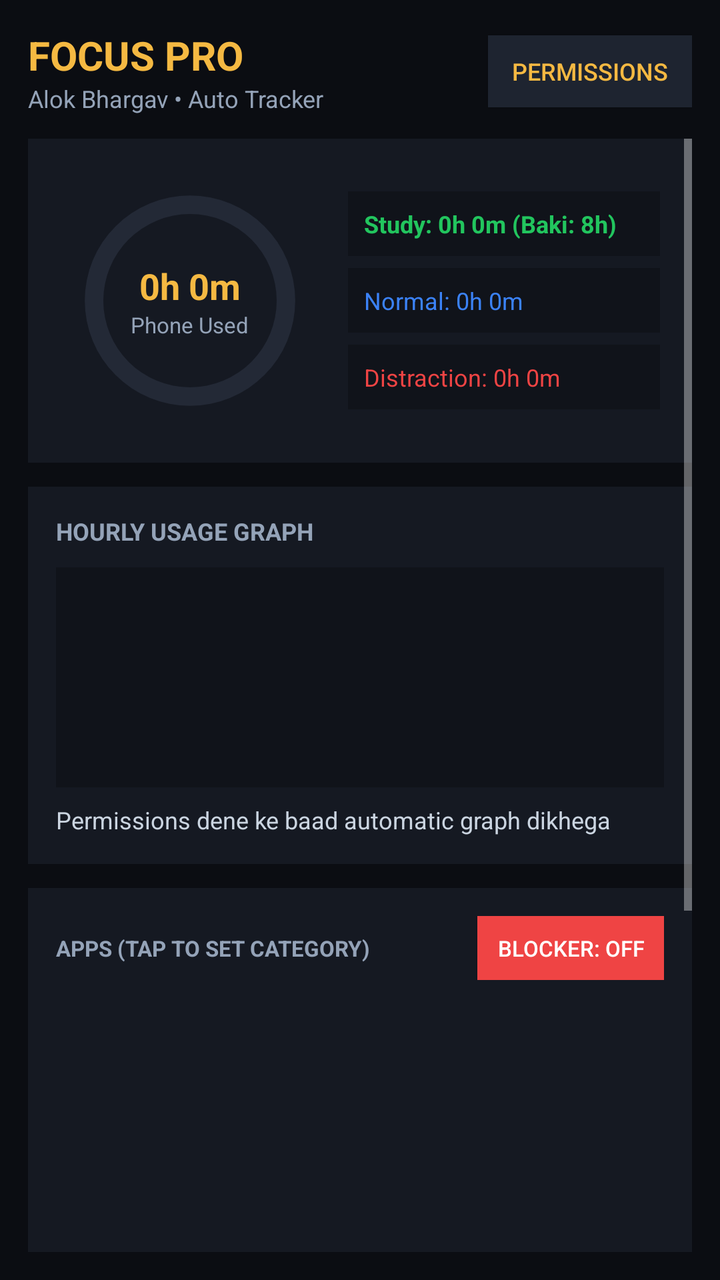
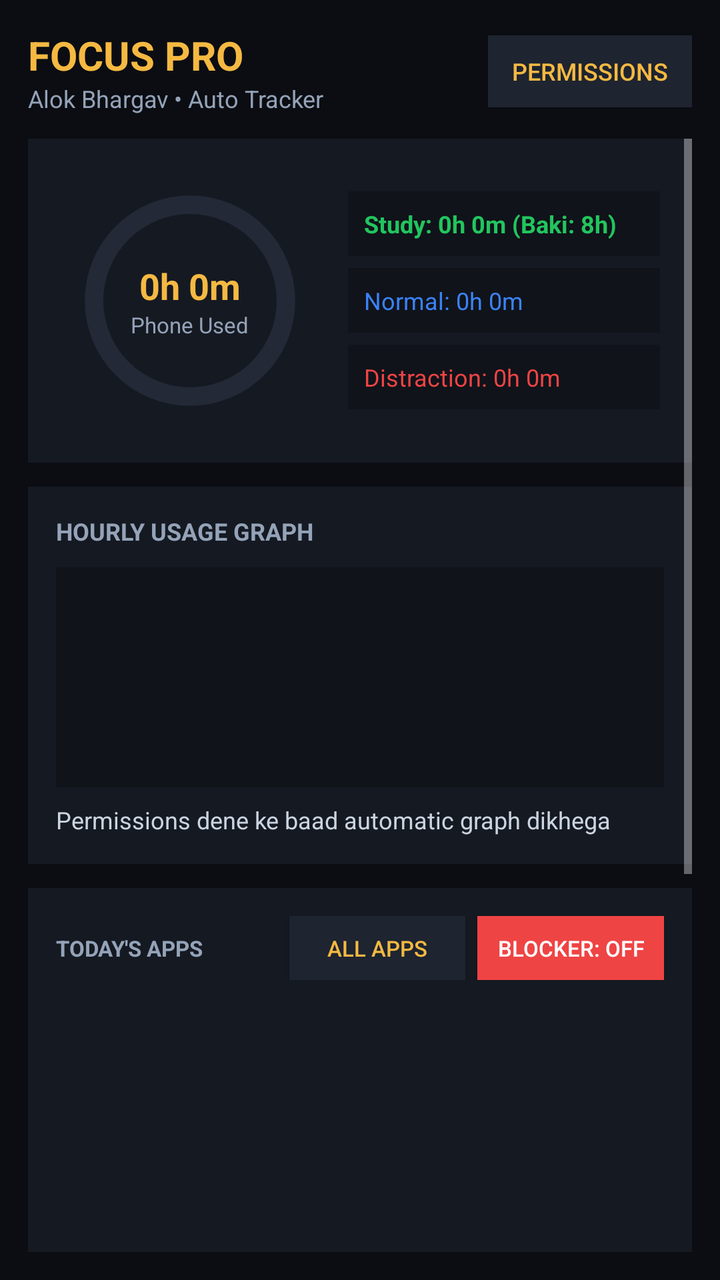

The first picture is an Android layout as it rendered before a commit; the second is the same layout after the commit. The layout source and the unified diff follow.
<!-- AndroidManifest.xml: application theme Theme.AppCompat.NoActionBar -->
<!-- res/layout/activity_main.xml -->
<?xml version="1.0" encoding="utf-8"?>
<LinearLayout xmlns:android="http://schemas.android.com/apk/res/android"
    android:layout_width="match_parent"
    android:layout_height="match_parent"
    android:background="#0B0D12"
    android:orientation="vertical"
    android:padding="14dp">

    
    <LinearLayout
        android:layout_width="match_parent"
        android:layout_height="wrap_content"
        android:gravity="center_vertical"
        android:orientation="horizontal"
        android:paddingBottom="12dp">

        <LinearLayout
            android:layout_width="0dp"
            android:layout_height="wrap_content"
            android:layout_weight="1"
            android:orientation="vertical">

            <TextView
                android:layout_width="wrap_content"
                android:layout_height="wrap_content"
                android:text="FOCUS PRO"
                android:textColor="#F5B942"
                android:textSize="20sp"
                android:textStyle="bold" />

            <TextView
                android:layout_width="wrap_content"
                android:layout_height="wrap_content"
                android:text="Alok Bhargav • Auto Tracker"
                android:textColor="#94A3B8"
                android:textSize="12sp" />
        </LinearLayout>

        <Button
            android:id="@+id/btn_permission"
            android:layout_width="wrap_content"
            android:layout_height="36dp"
            android:background="#1E2430"
            android:paddingLeft="12dp"
            android:paddingRight="12dp"
            android:text="Permissions"
            android:textColor="#F5B942"
            android:textSize="12sp" />
    </LinearLayout>

    <ScrollView
        android:layout_width="match_parent"
        android:layout_height="match_parent">

        <LinearLayout
            android:layout_width="match_parent"
            android:layout_height="wrap_content"
            android:orientation="vertical">

            
            <LinearLayout
                android:layout_width="match_parent"
                android:layout_height="wrap_content"
                android:layout_marginBottom="12dp"
                android:background="#151922"
                android:gravity="center_vertical"
                android:orientation="horizontal"
                android:padding="16dp">

                <RelativeLayout
                    android:layout_width="130dp"
                    android:layout_height="130dp"
                    android:gravity="center">

                    <ProgressBar
                        android:id="@+id/gold_circle"
                        style="?android:attr/progressBarStyleHorizontal"
                        android:layout_width="130dp"
                        android:layout_height="130dp"
                        android:indeterminate="false"
                        android:max="100"
                        android:progress="0"
                        android:progressDrawable="@drawable/gold_ring" />

                    <LinearLayout
                        android:layout_width="match_parent"
                        android:layout_height="match_parent"
                        android:gravity="center"
                        android:orientation="vertical">

                        <TextView
                            android:id="@+id/txt_total_hours"
                            android:layout_width="wrap_content"
                            android:layout_height="wrap_content"
                            android:text="0h 0m"
                            android:textColor="#F5B942"
                            android:textSize="18sp"
                            android:textStyle="bold" />

                        <TextView
                            android:layout_width="wrap_content"
                            android:layout_height="wrap_content"
                            android:text="Phone Used"
                            android:textColor="#94A3B8"
                            android:textSize="11sp" />
                    </LinearLayout>
                </RelativeLayout>

                <LinearLayout
                    android:layout_width="0dp"
                    android:layout_height="wrap_content"
                    android:layout_marginLeft="14dp"
                    android:layout_weight="1"
                    android:orientation="vertical">

                    <TextView
                        android:id="@+id/txt_study_time"
                        android:layout_width="match_parent"
                        android:layout_height="wrap_content"
                        android:background="#10131A"
                        android:padding="8dp"
                        android:text="Study: 0h 0m (Baki: 8h)"
                        android:textColor="#22C55E"
                        android:textSize="12sp"
                        android:textStyle="bold" />

                    <TextView
                        android:id="@+id/txt_normal_time"
                        android:layout_width="match_parent"
                        android:layout_height="wrap_content"
                        android:layout_marginTop="6dp"
                        android:background="#10131A"
                        android:padding="8dp"
                        android:text="Normal: 0h 0m"
                        android:textColor="#3B82F6"
                        android:textSize="12sp" />

                    <TextView
                        android:id="@+id/txt_distract_time"
                        android:layout_width="match_parent"
                        android:layout_height="wrap_content"
                        android:layout_marginTop="6dp"
                        android:background="#10131A"
                        android:padding="8dp"
                        android:text="Distraction: 0h 0m"
                        android:textColor="#EF4444"
                        android:textSize="12sp" />
                </LinearLayout>
            </LinearLayout>

            
            <LinearLayout
                android:layout_width="match_parent"
                android:layout_height="wrap_content"
                android:layout_marginBottom="12dp"
                android:background="#151922"
                android:orientation="vertical"
                android:padding="14dp">

                <TextView
                    android:layout_width="wrap_content"
                    android:layout_height="wrap_content"
                    android:text="HOURLY USAGE GRAPH"
                    android:textColor="#94A3B8"
                    android:textSize="12sp"
                    android:textStyle="bold" />

                <LinearLayout
                    android:id="@+id/chart_container"
                    android:layout_width="match_parent"
                    android:layout_height="110dp"
                    android:layout_marginTop="10dp"
                    android:background="#10131A"
                    android:gravity="bottom"
                    android:orientation="horizontal"
                    android:padding="8dp" />

                <TextView
                    android:id="@+id/txt_graph_insight"
                    android:layout_width="match_parent"
                    android:layout_height="wrap_content"
                    android:layout_marginTop="8dp"
                    android:text="Permissions dene ke baad automatic graph dikhega"
                    android:textColor="#CBD5E1"
                    android:textSize="12sp" />
            </LinearLayout>

            
            <LinearLayout
                android:layout_width="match_parent"
                android:layout_height="wrap_content"
                android:background="#151922"
                android:orientation="vertical"
                android:padding="14dp">

                <LinearLayout
                    android:layout_width="match_parent"
                    android:layout_height="wrap_content"
                    android:gravity="center_vertical"
                    android:orientation="horizontal">

                    <TextView
                        android:layout_width="0dp"
                        android:layout_height="wrap_content"
                        android:layout_weight="1"
                        android:text="APPS (TAP TO SET CATEGORY)"
                        android:textColor="#94A3B8"
                        android:textSize="11sp"
                        android:textStyle="bold" />

                    <Button
                        android:id="@+id/btn_blocker_toggle"
                        android:layout_width="wrap_content"
                        android:layout_height="32dp"
                        android:background="#EF4444"
                        android:paddingLeft="10dp"
                        android:paddingRight="10dp"
                        android:text="Blocker: OFF"
                        android:textColor="#FFFFFF"
                        android:textSize="11sp" />
                </LinearLayout>

                <ListView
                    android:id="@+id/list_apps"
                    android:layout_width="match_parent"
                    android:layout_height="360dp"
                    android:layout_marginTop="8dp"
                    android:divider="#232936"
                    android:dividerHeight="1dp" />
            </LinearLayout>

        </LinearLayout>
    </ScrollView>
</LinearLayout>
<!-- resources referenced by this layout -->
<resources>
  <!-- drawable gold_ring (drawable) -->
  <?xml version="1.0" encoding="utf-8"?>
  <layer-list xmlns:android="http://schemas.android.com/apk/res/android">
      <item android:id="@android:id/background">
          <shape android:shape="ring" android:thicknessRatio="14" android:useLevel="false">
              <solid android:color="#232936" />
          </shape>
      </item>
      <item android:id="@android:id/progress">
          <rotate android:fromDegrees="270" android:toDegrees="270">
              <shape android:shape="ring" android:thicknessRatio="14" android:useLevel="true">
                  <solid android:color="#F5B942" />
              </shape>
          </rotate>
      </item>
  </layer-list>
</resources>

<!-- the commit's change to res/layout/activity_main.xml (unified diff, before → after) -->
@@ -200,13 +200,26 @@
                     android:orientation="horizontal">
 
                     <TextView
+                        android:id="@+id/txt_list_title"
                         android:layout_width="0dp"
                         android:layout_height="wrap_content"
                         android:layout_weight="1"
-                        android:text="APPS (TAP TO SET CATEGORY)"
+                        android:text="TODAY'S APPS"
                         android:textColor="#94A3B8"
                         android:textSize="11sp"
                         android:textStyle="bold" />
+
+                    <Button
+                        android:id="@+id/btn_all_apps"
+                        android:layout_width="wrap_content"
+                        android:layout_height="32dp"
+                        android:layout_marginRight="6dp"
+                        android:background="#1E2430"
+                        android:paddingLeft="10dp"
+                        android:paddingRight="10dp"
+                        android:text="All Apps"
+                        android:textColor="#F5B942"
+                        android:textSize="11sp" />
 
                     <Button
                         android:id="@+id/btn_blocker_toggle"
@@ -223,7 +236,7 @@
                 <ListView
                     android:id="@+id/list_apps"
                     android:layout_width="match_parent"
-                    android:layout_height="360dp"
+                    android:layout_height="400dp"
                     android:layout_marginTop="8dp"
                     android:divider="#232936"
                     android:dividerHeight="1dp" />
